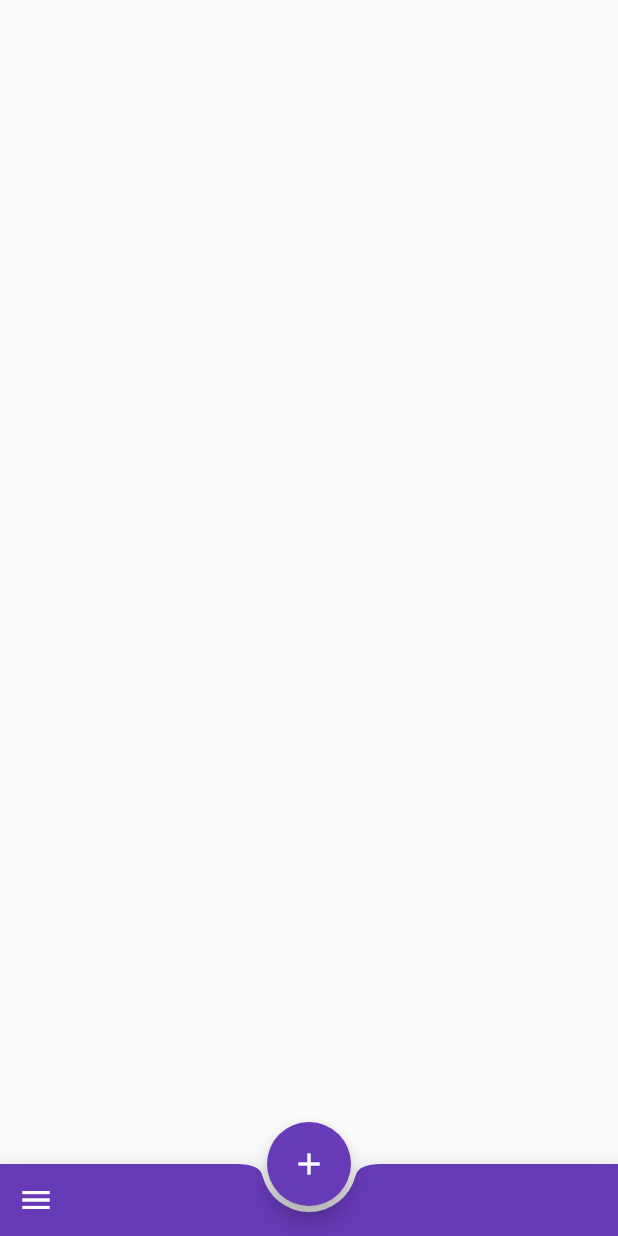
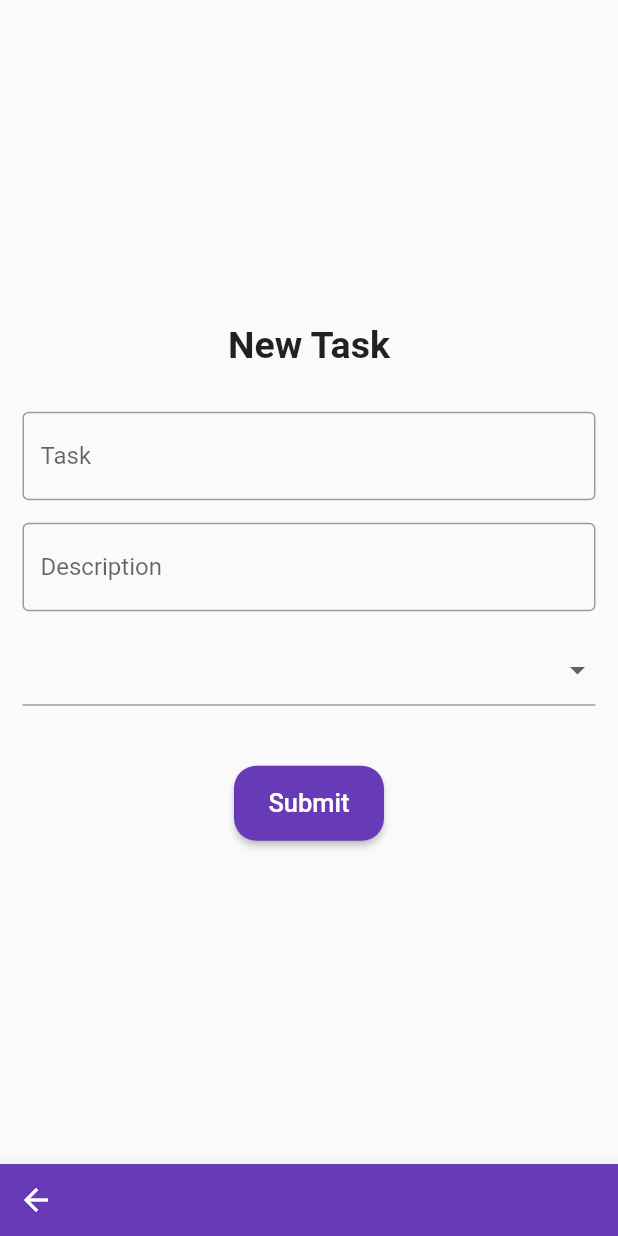
Before and after one commit to ArthurBufon/flutter_todo_app, a Flutter app: the screen it shows after launch, after a tap on the "add" icon, on a phone screen of 412 x 824 dp. Run offline on Flutter 3.47's test engine with Material 2 defaults, Android fonts, the phone set to English and light mode, and no system bars; our stand-ins replace cloud_firestore, firebase_core; accounts and stored records are empty.

Commit message:
adding new tasks

```diff
--- a/lib/main.dart
+++ b/lib/main.dart
@@ -1,9 +1,6 @@
 import 'package:flutter/material.dart';
-import 'package:cloud_firestore/cloud_firestore.dart';
 import 'package:firebase_core/firebase_core.dart';
 import 'package:flutter_todo_app/widgets/home.dart';
-
-import 'widgets/todo_list.dart';
 
 Future main() async {
   WidgetsFlutterBinding.ensureInitialized();
--- a/lib/widgets/home.dart
+++ b/lib/widgets/home.dart
@@ -1,5 +1,6 @@
 import 'package:cloud_firestore/cloud_firestore.dart';
 import 'package:flutter/material.dart';
+import 'package:flutter_todo_app/widgets/task/new_task.dart';
 import 'package:flutter_todo_app/widgets/todo_list.dart';
 
 class HomeScreen extends StatefulWidget {
@@ -10,7 +11,6 @@ class HomeScreen extends StatefulWidget {
 }
 
 class _HomeScreenState extends State<HomeScreen> {
-
   @override
   Widget build(BuildContext context) {
     return Scaffold(
@@ -31,7 +31,15 @@ class _HomeScreenState extends State<HomeScreen> {
         ),
       ),
       floatingActionButton: FloatingActionButton(
-        onPressed: (){},
+        // Display NewTask view.
+        onPressed: () {
+          Navigator.push(
+            context,
+            MaterialPageRoute(
+              builder: (context) => const NewTask(),
+            ),
+          );
+        },
         child: const Icon(Icons.add),
       ),
       floatingActionButtonLocation: FloatingActionButtonLocation.centerDocked,
--- /dev/null
+++ b/lib/widgets/task/new_task.dart
@@ -0,0 +1,191 @@
+import 'dart:convert';
+
+import 'package:cloud_firestore/cloud_firestore.dart';
+import 'package:flutter/material.dart';
+
+class NewTask extends StatefulWidget {
+  const NewTask({super.key});
+
+  @override
+  State<NewTask> createState() => _NewTaskState();
+}
+
+class _NewTaskState extends State<NewTask> {
+  // Firestore instance.
+  var db = FirebaseFirestore.instance;
+
+  // Unique global key that identifies the Form Widget.
+  final _formKey = GlobalKey<FormState>();
+
+  final taskNameController = TextEditingController();
+  final taskDescController = TextEditingController();
+  // Selected Tag.
+  String? _selectedTag;
+
+  // TagList.
+  List<String> tagList = ['work', 'college'];
+
+  @override
+  void dispose() {
+    // Clean up the controller when the widget is removed from the widget tree.
+    taskNameController.dispose();
+    taskDescController.dispose();
+    super.dispose();
+  }
+
+  // Adds new task to database.
+  void _saveTask({required taskName, required taskDesc, required taskTag}) {
+    // Generates json for task.
+    final task = <String, dynamic>{
+      "title": taskName,
+      "description": taskDesc,
+      "tag": taskTag,
+    };
+
+    // Sends to firestore.
+    db.collection('tasks').add(task).then((DocumentReference doc) => print('Task successfully added. Id = ${doc.id}'));
+
+    // Redirects back to home page.
+    Navigator.pop(context);
+  }
+
+  @override
+  Widget build(BuildContext context) {
+    return Scaffold(
+      bottomNavigationBar: BottomAppBar(
+        shape: const CircularNotchedRectangle(),
+        color: Colors.deepPurple,
+        child: IconTheme(
+          data: IconThemeData(color: Theme.of(context).colorScheme.onPrimary),
+          child: Row(
+            children: <Widget>[
+              IconButton(
+                tooltip: 'Open navigation menu',
+                icon: const Icon(Icons.arrow_back),
+                onPressed: () {
+                  Navigator.pop(context);
+                },
+              ),
+            ],
+          ),
+        ),
+      ),
+
+      // Creates a Form Widget that uses the unique _formKey generated above.
+      body: Form(
+        key: _formKey,
+        child: Padding(
+          padding: const EdgeInsets.all(15.0),
+          // Center widget.
+          child: Center(
+            // SingleChildScrollView prevents screen from overflowing.
+            child: SingleChildScrollView(
+              child: Column(
+                // Form content goes inside here.
+                children: <Widget>[
+                  // Header.
+                  const Text(
+                    'New Task',
+                    style: TextStyle(
+                      fontSize: 25,
+                      fontWeight: FontWeight.bold,
+                    ),
+                  ),
+                  const SizedBox(height: 30),
+                  // Task name.
+                  TextFormField(
+                    controller: taskNameController,
+                    decoration: const InputDecoration(
+                      border: OutlineInputBorder(),
+                      labelText: 'Task',
+                    ),
+                    // Validation.
+                    validator: (value) {
+                      if (value == null || value.isEmpty || value.length <= 1) {
+                        return 'Please enter some text';
+                      }
+                      return null;
+                    },
+                  ),
+                  const SizedBox(height: 15),
+                  // Task description.
+                  TextFormField(
+                    controller: taskDescController,
+                    decoration: const InputDecoration(
+                      border: OutlineInputBorder(),
+                      labelText: 'Description',
+                    ),
+                    // Validation.
+                    validator: (value) {
+                      if (value == null || value.isEmpty || value.length <= 1) {
+                        return 'Please enter some text';
+                      }
+                      return null;
+                    },
+                  ),
+                  const SizedBox(height: 15),
+                  // Select Task Tag.
+                  DropdownButtonFormField(
+                    onChanged: (value) {
+                      setState(() {
+                        _selectedTag = value;
+                      });
+                    },
+                    // Transform each tagList item in a DropdownMenuItem.
+                    items: tagList.map((String val) {
+                      return DropdownMenuItem(
+                        value: val,
+                        child: Text(val),
+                      );
+                    }).toList(),
+                    validator: (value) =>
+                        value == null ? 'Please select the task tag' : null,
+                  ),
+                  const SizedBox(height: 40),
+                  // Submit button.
+                  SizedBox(
+                    height: 50,
+                    width: 100,
+                    child: ElevatedButton(
+                      onPressed: () {
+                        // Validates form.
+                        if (_formKey.currentState!.validate()) {
+                          ScaffoldMessenger.of(context).showSnackBar(
+                            // Shows snackbar.
+                            const SnackBar(
+                              content: Text('Processing data...'),
+                            ),
+                          );
+                          // Sends data to store on db.
+                          final taskName = taskNameController.text;
+                          final taskDesc = taskDescController.text;
+                          final taskTag = _selectedTag;
+                          _saveTask(
+                              taskName: taskName,
+                              taskDesc: taskDesc,
+                              taskTag: taskTag);
+                        }
+                      },
+                      // Submit Form.
+                      style: ButtonStyle(
+                        shape: MaterialStatePropertyAll(
+                          RoundedRectangleBorder(
+                            borderRadius: BorderRadius.circular(15),
+                          ),
+                        ),
+                      ),
+                      child: const Text(
+                        'Submit',
+                        style: TextStyle(fontSize: 17),
+                      ),
+                    ),
+                  ),
+                ],
+              ),
+            ),
+          ),
+        ),
+      ),
+    );
+  }
+}
--- a/lib/widgets/todo_list.dart
+++ b/lib/widgets/todo_list.dart
@@ -18,7 +18,7 @@ class _TodoListState extends State<TodoList> {
       // Snapshot contém todos os documentos da coleção tasks do firestore.
       stream: db.collection('tasks').snapshots(),
       builder: (context, snapshot) {
-        // Erro na requisição.
+        // Erro na snapshot.
         if (snapshot.hasError) {
           return const Text('Error!');
         }
@@ -34,8 +34,8 @@ class _TodoListState extends State<TodoList> {
 
             // Faz 1 card para cada item do map data.
             return Card(
-              color: const Color.fromARGB(255, 243, 243, 243),
-              margin: const EdgeInsets.all(5),
+              color: const Color.fromARGB(255, 252, 252, 252),
+              margin: const EdgeInsets.all(10),
               child: ListTile(
                 leading: Icon(
                   (data['tag'] == 'work') ? Icons.work : Icons.backpack,
```
